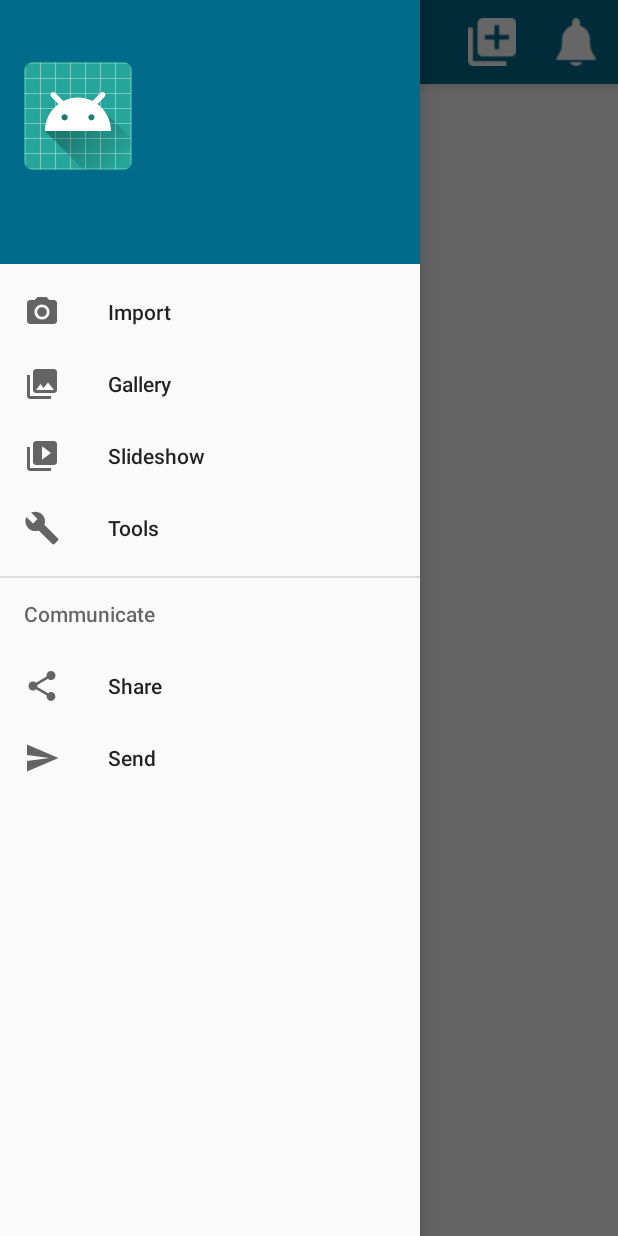
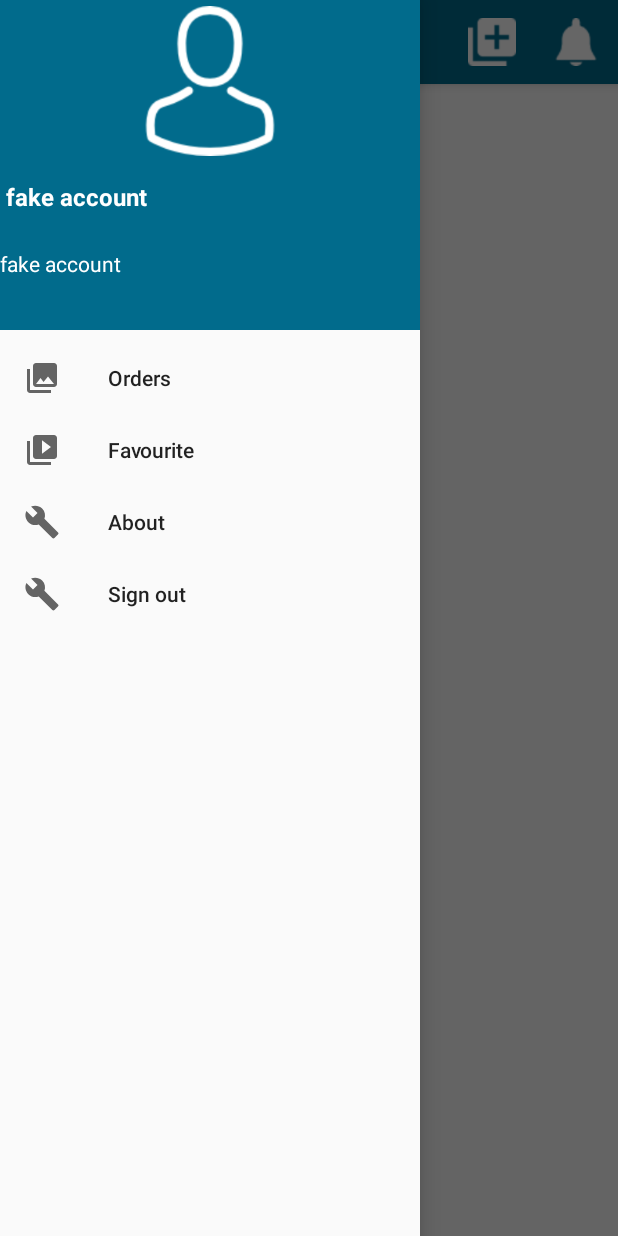
Before and after one commit to Mohammedkhaled95/MarketPlace, an Android app: the HomeActivity screen opened directly, with no data from a screen before it, with the side drawer open, on a phone screen of 412 x 824 dp. Run offline under Robolectric (Android 15) with nearby library versions, the phone set to English and light mode, and no system bars; our stand-ins replace Firebase (no records; nobody signed in at launch, a user with empty details on screens opened directly), Picasso; 1 statement that could not run was skipped.

Commit message:
navigation drawer header

```diff
--- a/app/src/main/AndroidManifest.xml
+++ b/app/src/main/AndroidManifest.xml
@@ -3,7 +3,8 @@
     package="com.example.khaled.shopz">
 
     <uses-permission android:name="android.permission.READ_EXTERNAL_STORAGE" />
-    <uses-permission android:name="android.permission.MANAGE_DOCUMENTS" />
+    <uses-permission android:name="android.permission.MANAGE_DOCUMENTS"/>
+
     <uses-permission android:name="android.permission.INTERNET"/>
 
     <application
--- a/app/src/main/java/com/example/khaled/shopz/HomeActivity.java
+++ b/app/src/main/java/com/example/khaled/shopz/HomeActivity.java
@@ -54,6 +54,7 @@ public class HomeActivity extends AppCompatActivity
 
     String name;
     String phone;
+    String profileImage;
 
     //Views
     RecyclerView itemRecyclerView;
@@ -122,12 +123,52 @@ public class HomeActivity extends AppCompatActivity
         {
             Toast.makeText(this, "Image is empty", Toast.LENGTH_SHORT).show();
         }*/
+        mSuperMarketReference.child("image").addListenerForSingleValueEvent(new ValueEventListener() {
+            @Override
+            public void onDataChange(DataSnapshot dataSnapshot) {
+                if (dataSnapshot.getValue() != null){
+
+                    profileImage = dataSnapshot.getValue().toString();
+
+                    if (profileImage != null){
+                        if (!profileImage.isEmpty()){
+                            Picasso.with(HomeActivity.this)
+                                    .load(profileImage)
+                                    .into(navImg);
+                        }
+                        else
+                        {
+                            navImg.setImageDrawable(getResources().getDrawable(R.drawable.user_account_photo));
+
+                        }
+                    }
+                    else{
+                        navImg.setImageDrawable(getResources().getDrawable(R.drawable.user_account_photo));
+
+                    }
+                }
+                else
+                {
+                    navImg.setImageDrawable(getResources().getDrawable(R.drawable.user_account_photo));
+                }
+            }
+
+            @Override
+            public void onCancelled(DatabaseError databaseError) {
+
+            }
+        });
 
         mSuperMarketReference.child("ownerName").addListenerForSingleValueEvent(new ValueEventListener() {
             @Override
             public void onDataChange(DataSnapshot dataSnapshot) {
+                if (dataSnapshot.getValue() != null){
+
                     name = dataSnapshot.getValue().toString();
-                navName.setText(name);
+                    navName.setText(name);}
+                    else {
+                    navName.setText("fake account");
+                }
 
             }
 
@@ -137,13 +178,28 @@ public class HomeActivity extends AppCompatActivity
             }
         });
 
+        String email = null ;
+        if (currentUser != null){
+            email = currentUser.getEmail();
+            Log.e(TAG, "onCreate: current user data "+currentUser.toString()+"\n"+currentUser.getEmail()+"\n"+currentUser.getDisplayName());
+        }
+        if (email != null && !email.isEmpty()){
+            navEmail.setText(email);
+
+        }else {
+
             mSuperMarketReference.child("phone").addListenerForSingleValueEvent(new ValueEventListener() {
                 @Override
                 public void onDataChange(DataSnapshot dataSnapshot) {
+                    if (dataSnapshot.getValue() != null) {
+
                         phone = dataSnapshot.getValue().toString();
-                Log.e(TAG, "onDataChange: "+phone );
+                        Log.e(TAG, "onDataChange: " + phone);
                         navEmail.setText(phone);
-
+                    }
+                    else {
+                        navEmail.setText("fake account");
+                    }
                 }
 
                 @Override
@@ -151,6 +207,7 @@ public class HomeActivity extends AppCompatActivity
 
                 }
             });
+        }
         //create view
          itemRecyclerView = (RecyclerView) findViewById(R.id.items_list);
         itemRecyclerView.setHasFixedSize(true);
@@ -294,23 +351,16 @@ public class HomeActivity extends AppCompatActivity
     }
 
     @SuppressWarnings("StatementWithEmptyBody")
+
+
     @Override
     public boolean onNavigationItemSelected(MenuItem item) {
         // Handle navigation view item clicks here.
         int id = item.getItemId();
 
-        if (id == R.id.nav_camera) {
+        if (id == R.id.nav_about) {
             // Handle the camera action
-        } else if (id == R.id.nav_gallery) {
-
-        } else if (id == R.id.nav_slideshow) {
-
-        } else if (id == R.id.nav_manage) {
-
-        } else if (id == R.id.nav_share) {
-
-        } else if (id == R.id.nav_send) {
-
+            Toast.makeText(this, "About", Toast.LENGTH_SHORT).show();
         }
 
         DrawerLayout drawer = (DrawerLayout) findViewById(R.id.drawer_layout);
--- a/app/src/main/res/layout/nav_header_home.xml
+++ b/app/src/main/res/layout/nav_header_home.xml
@@ -4,34 +4,41 @@
     android:layout_width="match_parent"
     android:layout_height="@dimen/nav_header_height"
     android:background="@color/colorMain"
-    android:gravity="bottom"
     android:orientation="vertical"
-    android:paddingBottom="@dimen/activity_vertical_margin"
-    android:paddingLeft="@dimen/activity_horizontal_margin"
-    android:paddingRight="@dimen/activity_horizontal_margin"
-    android:paddingTop="@dimen/activity_vertical_margin"
+
     android:theme="@style/ThemeOverlay.AppCompat.Dark">
 
     <ImageView
         android:id="@+id/nav_img"
         android:layout_width="wrap_content"
-        android:layout_height="wrap_content"
-        android:paddingTop="@dimen/nav_header_vertical_spacing"
-        app:srcCompat="@mipmap/ic_launcher_round" />
+        android:layout_height="100dp"
+        app:srcCompat="@drawable/user_account_photo"
+        android:layout_gravity="center_horizontal"
+        android:layout_margin="4dp"
+        android:layout_marginTop="12dp"
+
+
+
+        />
 
     <TextView
         android:id="@+id/nav_name"
         android:layout_width="match_parent"
-        android:layout_height="wrap_content"
+        android:layout_height="50dp"
         android:paddingTop="@dimen/nav_header_vertical_spacing"
+        android:layout_margin="4dp"
         android:textColor="#FFFFFF"
+        android:textSize="16sp"
+        android:textStyle="bold"
         android:textAppearance="@style/TextAppearance.AppCompat.Body1" />
 
     <TextView
         android:id="@+id/nav_email"
-        android:layout_width="wrap_content"
-        android:layout_height="wrap_content"
+        android:layout_width="match_parent"
+        android:layout_height="50dp"
         android:textColor="#FFFFFF"
+        android:textSize="14sp"
+
         />
 
 </LinearLayout>
--- a/app/src/main/res/menu/activity_home_drawer.xml
+++ b/app/src/main/res/menu/activity_home_drawer.xml
@@ -4,35 +4,26 @@
     tools:showIn="navigation_view">
 
     <group android:checkableBehavior="single">
+
         <item
-            android:id="@+id/nav_camera"
-            android:icon="@drawable/ic_menu_camera"
-            android:title="Import" />
+            android:id="@+id/nav_orders"
+            android:icon="@drawable/ic_menu_gallery"
+            android:title="Orders" />
         <item
-            android:id="@+id/nav_gallery"
-            android:icon="@drawable/ic_menu_gallery"
-            android:title="Gallery" />
+            android:id="@+id/nav_favourite"
+            android:icon="@drawable/ic_menu_slideshow"
+            android:title="Favourite" />
         <item
-            android:id="@+id/nav_slideshow"
-            android:icon="@drawable/ic_menu_slideshow"
-            android:title="Slideshow" />
+            android:id="@+id/nav_about"
+            android:icon="@drawable/ic_menu_manage"
+            android:title="About" />
         <item
-            android:id="@+id/nav_manage"
+            android:id="@+id/nav_sign_out"
             android:icon="@drawable/ic_menu_manage"
-            android:title="Tools" />
+            android:title="Sign out" />
+
     </group>
 
-    <item android:title="Communicate">
-        <menu>
-            <item
-                android:id="@+id/nav_share"
-                android:icon="@drawable/ic_menu_share"
-                android:title="Share" />
-            <item
-                android:id="@+id/nav_send"
-                android:icon="@drawable/ic_menu_send"
-                android:title="Send" />
-        </menu>
-    </item>
+
 
 </menu>
--- a/app/src/main/res/values/dimens.xml
+++ b/app/src/main/res/values/dimens.xml
@@ -3,6 +3,6 @@
     <dimen name="activity_horizontal_margin">16dp</dimen>
     <dimen name="activity_vertical_margin">16dp</dimen>
     <dimen name="nav_header_vertical_spacing">8dp</dimen>
-    <dimen name="nav_header_height">176dp</dimen>
+    <dimen name="nav_header_height">220dp</dimen>
     <dimen name="fab_margin">16dp</dimen>
 </resources>
```
Also changed, not shown: app/src/main/java/com/example/khaled/shopz/SignupActivity.java (+70 -50 lines), app/src/main/res/layout/activity_signup.xml (+11 -0 lines), app/src/main/res/drawable-v21/navigation_menu.jpg (added). Lines whose indentation alone changed are shown as unchanged.
